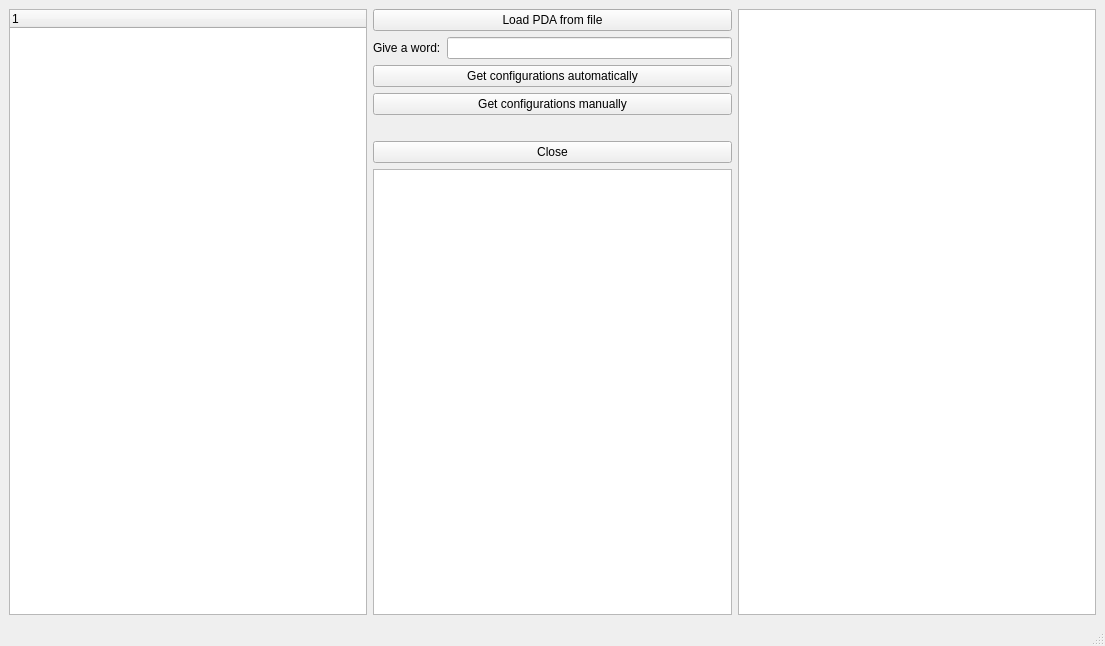
Before: the Qt Designer form mainwindow.ui in csordaseva/pda_szakdolgozat, drawn with Qt 5.
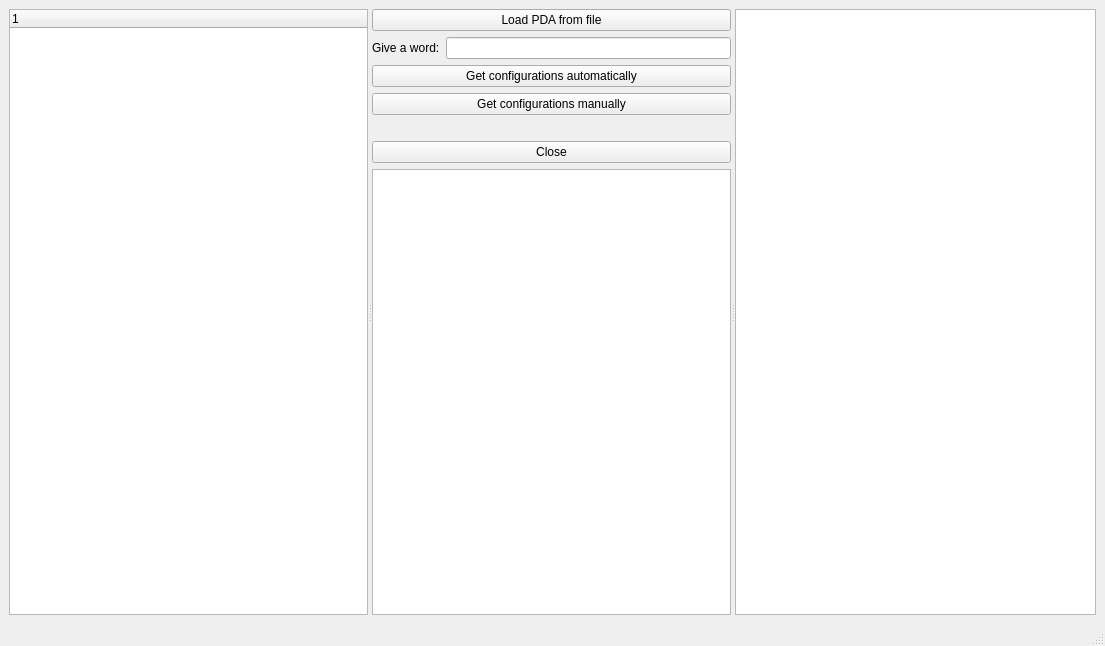
After: the same form once the commit is applied.

```diff
--- a/mainwindow.ui
+++ b/mainwindow.ui
@@ -16,8 +16,14 @@
   <widget class="QWidget" name="centralwidget">
    <layout class="QGridLayout" name="gridLayout">
     <item row="0" column="0">
-     <layout class="QHBoxLayout" name="horizontalLayout_3">
-      <item>
+     <widget class="QSplitter" name="splitter_2">
+      <property name="orientation">
+       <enum>Qt::Horizontal</enum>
+      </property>
+      <widget class="QSplitter" name="splitter">
+       <property name="orientation">
+        <enum>Qt::Horizontal</enum>
+       </property>
        <widget class="QTreeWidget" name="treeWidget">
         <column>
          <property name="text">
@@ -25,8 +31,7 @@
          </property>
         </column>
        </widget>
-      </item>
-      <item>
+       <widget class="QWidget" name="">
        <layout class="QVBoxLayout" name="verticalLayout_2">
         <item>
          <layout class="QVBoxLayout" name="verticalLayout">
@@ -92,11 +97,10 @@
          </layout>
         </item>
        </layout>
-      </item>
-      <item>
+       </widget>
+      </widget>
        <widget class="QGraphicsView" name="pdaView"/>
-      </item>
-     </layout>
+     </widget>
     </item>
    </layout>
   </widget>
```
Lines whose indentation alone changed are shown as unchanged.
